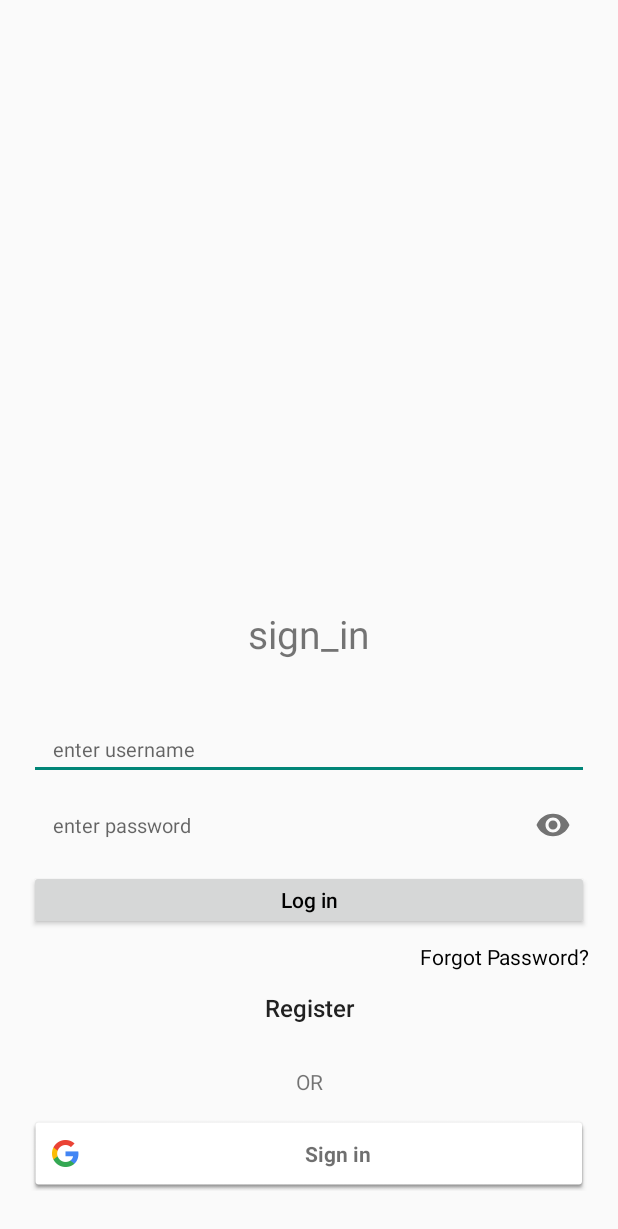
After one commit to My-Dairy/My-Dairy, an Android app: the EmailLoginActivity screen opened directly, with no data from a screen before it, on a phone screen of 412 x 824 dp. The commit adds this screen. Shown: the top 1229 px of the screen. Run offline under Robolectric (Android 15) with nearby library versions, the phone set to English and light mode, and no system bars; our stand-ins replace Firebase (no records; nobody signed in at launch, a user with empty details on screens opened directly).

Commit message:
initial first commit

```diff
--- a/app/build.gradle
+++ b/app/build.gradle
@@ -41,6 +41,7 @@ dependencies {
     androidTestImplementation 'androidx.test.espresso:espresso-core:3.4.0'
     implementation 'com.hbb20:ccp:2.4.5'
     implementation 'com.chaos.view:pinview:1.4.3'
+    implementation 'com.google.android.gms:play-services-auth:19.0.0'
 }
 apply plugin: 'com.android.application'
 apply plugin: 'com.google.gms.google-services'
--- a/app/src/main/AndroidManifest.xml
+++ b/app/src/main/AndroidManifest.xml
@@ -2,6 +2,8 @@
 <manifest xmlns:android="http://schemas.android.com/apk/res/android"
     xmlns:tools="http://schemas.android.com/tools"
     package="com.example.mydairy">
+
+    <uses-permission android:name="android.permission.INTERNET" />
 
     <application
         android:icon="@mipmap/ic_launcher"
@@ -10,7 +12,8 @@
         android:supportsRtl="true"
         android:theme="@style/Theme.Design.Light.NoActionBar"
         tools:ignore="AllowBackup">
-        <activity android:name=".phonelogin.PhoneOTPActivity"></activity>
+        <activity android:name=".emaillogin.EmailLoginActivity"></activity>
+        <activity android:name=".phonelogin.PhoneOTPActivity" />
         <activity android:name=".phonelogin.PhoneLoginActivity" />
         <activity android:name=".splash.SplashActivity">
             <intent-filter>
--- /dev/null
+++ b/app/src/main/java/com/example/mydairy/emaillogin/EmailLoginActivity.java
@@ -0,0 +1,185 @@
+package com.example.mydairy.emaillogin;
+
+import androidx.annotation.NonNull;
+import androidx.appcompat.app.AppCompatActivity;
+
+import android.content.Intent;
+import android.os.Bundle;
+import android.view.View;
+import android.widget.Button;
+import android.widget.EditText;
+import android.widget.TextView;
+import android.widget.Toast;
+
+import com.example.mydairy.MainActivity;
+import com.example.mydairy.R;
+import com.google.android.gms.auth.api.signin.GoogleSignIn;
+import com.google.android.gms.auth.api.signin.GoogleSignInAccount;
+import com.google.android.gms.auth.api.signin.GoogleSignInClient;
+import com.google.android.gms.auth.api.signin.GoogleSignInOptions;
+import com.google.android.gms.common.SignInButton;
+import com.google.android.gms.common.api.ApiException;
+import com.google.android.gms.tasks.OnCompleteListener;
+import com.google.android.gms.tasks.Task;
+import com.google.android.material.textfield.TextInputLayout;
+import com.google.firebase.auth.AuthCredential;
+import com.google.firebase.auth.AuthResult;
+import com.google.firebase.auth.FirebaseAuth;
+import com.google.firebase.auth.FirebaseUser;
+import com.google.firebase.auth.GoogleAuthProvider;
+
+public class EmailLoginActivity extends AppCompatActivity {
+
+    SignInButton signInButton;
+    private FirebaseAuth mAuth;
+    private GoogleSignInClient googleApiClient;
+    private static final int RC_SIGN_IN = 1;
+    Button LetMeIn;
+    TextView SignUp;
+    EditText Email;
+    TextView Forgot;
+    TextInputLayout Password;
+    @Override
+    protected void onCreate(Bundle savedInstanceState) {
+        super.onCreate(savedInstanceState);
+        setContentView(R.layout.activity_email_login);
+
+        mAuth = FirebaseAuth.getInstance();
+        LetMeIn = (Button) findViewById(R.id.let_me_in);
+        Email = (EditText) findViewById(R.id.username_box);
+        Password = (TextInputLayout) findViewById(R.id.password_box);
+        Forgot = (TextView) findViewById(R.id.forgt_pswd);
+
+        SignUp = (Button) findViewById(R.id.btn_create_account);
+        SignUp.setOnClickListener(new View.OnClickListener() {
+            @Override
+            public void onClick(View v) {
+                startActivity(new Intent(EmailLoginActivity.this, MainActivity.class));
+            }
+        });
+
+
+        Forgot.setOnClickListener(new View.OnClickListener() {
+            @Override
+            public void onClick(View v) {
+                if(Email.getText().toString().equals(""))
+                {
+                    Toast.makeText(getApplicationContext(),"Please enter valid email", Toast.LENGTH_SHORT).show();
+                }
+                else
+                {
+                    FirebaseAuth.getInstance().sendPasswordResetEmail(Email.getText().toString())
+                            .addOnCompleteListener(new OnCompleteListener<Void>() {
+                                @Override
+                                public void onComplete(@NonNull Task<Void> task) {
+                                    if (task.isSuccessful()) {
+                                        Toast.makeText(getApplicationContext(),"Kindly check your email", Toast.LENGTH_SHORT).show();
+                                    }
+                                    else
+                                    {
+                                        Toast.makeText(getApplicationContext(),"Please enter valid email", Toast.LENGTH_SHORT).show();
+                                    }
+                                }
+                            });
+                }
+            }
+        });
+
+        LetMeIn.setOnClickListener(new View.OnClickListener() {
+            @Override
+            public void onClick(View v) {
+                if(Email.getText().toString().equals(""))
+                {
+                    Toast.makeText(getApplicationContext(),"Please enter valid email", Toast.LENGTH_SHORT).show();
+                }
+                else {
+                    mAuth.signInWithEmailAndPassword(Email.getText().toString(), Password.getEditText().getText().toString())
+                            .addOnCompleteListener(new OnCompleteListener<AuthResult>() {
+                                @Override
+                                public void onComplete(@NonNull Task<AuthResult> task) {
+                                    if (task.isSuccessful()) {
+                                        // Sign in success, update UI with the signed-in user's information
+                                        FirebaseUser user = mAuth.getCurrentUser();
+
+                                        if (user.isEmailVerified()) {
+                                            Intent intent = new Intent(EmailLoginActivity.this, MainActivity.class);
+                                            finishAffinity();
+                                            startActivity(intent);
+                                        } else {
+                                            Toast.makeText(getApplicationContext(), "Kindly Verify Your email",
+                                                    Toast.LENGTH_SHORT).show();
+                                        }
+
+                                    } else {
+                                        // If sign in fails, display a message to the user.
+                                        Toast.makeText(getApplicationContext(), "Authentication failed.",
+                                                Toast.LENGTH_SHORT).show();
+                                    }
+                                }
+                            });
+                }
+            }
+        });
+
+
+        GoogleSignInOptions gso = new GoogleSignInOptions.Builder(GoogleSignInOptions.DEFAULT_SIGN_IN)
+                .requestIdToken(getString(R.string.default_web_client_id))
+                .requestEmail()
+                .build();
+
+        googleApiClient = GoogleSignIn.getClient(this, gso);
+
+
+        signInButton=(SignInButton)findViewById(R.id.ggl_logo);
+        signInButton.setOnClickListener(new View.OnClickListener() {
+            @Override
+            public void onClick(View view) {
+                Intent intent = googleApiClient.getSignInIntent();
+                startActivityForResult(intent,RC_SIGN_IN);
+            }
+        });
+    }
+
+
+    @Override
+    public void onActivityResult(int requestCode, int resultCode, Intent data) {
+        super.onActivityResult(requestCode, resultCode, data);
+
+        // Result returned from launching the Intent from GoogleSignInApi.getSignInIntent(...);
+        if (requestCode == RC_SIGN_IN) {
+            Task<GoogleSignInAccount> task = GoogleSignIn.getSignedInAccountFromIntent(data);
+            try {
+                // Google Sign In was successful, authenticate with Firebase
+                GoogleSignInAccount account = task.getResult(ApiException.class);
+                firebaseAuthWithGoogle(account.getIdToken());
+            } catch (ApiException e) {
+                // Google Sign In failed, update UI appropriately
+                System.out.println("Error");
+            }
+        }
+    }
+
+    private void firebaseAuthWithGoogle(String idToken) {
+        AuthCredential credential = GoogleAuthProvider.getCredential(idToken, null);
+        mAuth.signInWithCredential(credential)
+                .addOnCompleteListener(this, new OnCompleteListener<AuthResult>() {
+                    @Override
+                    public void onComplete(@NonNull Task<AuthResult> task) {
+                        if (task.isSuccessful()) {
+                            // Sign in success, update UI with the signed-in user's information
+                            FirebaseUser user = mAuth.getCurrentUser();
+
+                            finish();
+                            Intent int_main = new Intent(EmailLoginActivity.this, MainActivity.class);
+                            startActivity(int_main);
+                            finish();
+                        } else {
+                            // If sign in fails, display a message to the user.
+                            System.out.println("Error");
+                        }
+                    }
+                });
+    }
+
+
+}
--- a/app/src/main/java/com/example/mydairy/phonelogin/PhoneLoginActivity.java
+++ b/app/src/main/java/com/example/mydairy/phonelogin/PhoneLoginActivity.java
@@ -11,6 +11,7 @@ import android.widget.TextView;
 import android.widget.Toast;
 
 import com.example.mydairy.R;
+import com.example.mydairy.emaillogin.EmailLoginActivity;
 import com.hbb20.CountryCodePicker;
 
 public class PhoneLoginActivity extends AppCompatActivity {
@@ -50,14 +51,14 @@ public class PhoneLoginActivity extends AppCompatActivity {
                 }
             }
         });
-//
-//        Email.setOnClickListener(new View.OnClickListener() {
-//            @Override
-//            public void onClick(View v) {
-//                Intent int_signup = new Intent(PhoneLoginActivity.this, EmailLoginActivity.class);
-//                startActivity(int_signup);
-//            }
-//        });
+
+        Email.setOnClickListener(new View.OnClickListener() {
+            @Override
+            public void onClick(View v) {
+                Intent int_signup = new Intent(PhoneLoginActivity.this, EmailLoginActivity.class);
+                startActivity(int_signup);
+            }
+        });
 
     }
 }
--- /dev/null
+++ b/app/src/main/res/layout/activity_email_login.xml
@@ -0,0 +1,185 @@
+<?xml version="1.0" encoding="utf-8"?>
+<androidx.constraintlayout.widget.ConstraintLayout xmlns:android="http://schemas.android.com/apk/res/android"
+    xmlns:app="http://schemas.android.com/apk/res-auto"
+    xmlns:tools="http://schemas.android.com/tools"
+    android:layout_width="match_parent"
+    android:layout_height="match_parent"
+    tools:context=".emaillogin.EmailLoginActivity">
+
+
+        <ImageView
+            android:id="@+id/imageView"
+            android:layout_width="0dp"
+            android:layout_height="wrap_content"
+            android:layout_marginStart="59dp"
+            android:layout_marginLeft="59dp"
+            android:layout_marginTop="60dp"
+            android:layout_marginEnd="59dp"
+            android:layout_marginRight="59dp"
+            android:layout_marginBottom="70dp"
+            app:layout_constraintBottom_toTopOf="@+id/activity_indicator"
+            app:layout_constraintEnd_toEndOf="parent"
+            app:layout_constraintHorizontal_bias="0.5"
+            app:layout_constraintStart_toStartOf="parent"
+            app:layout_constraintTop_toTopOf="parent"
+            />
+
+        <TextView
+            android:id="@+id/activity_indicator"
+            android:layout_width="wrap_content"
+            android:layout_height="wrap_content"
+            android:layout_marginBottom="40dp"
+            android:text="sign_in"
+            android:textSize="26sp"
+            app:layout_constraintBottom_toTopOf="@+id/username_box"
+            app:layout_constraintEnd_toEndOf="parent"
+            app:layout_constraintHorizontal_bias="0.5"
+            app:layout_constraintStart_toStartOf="parent" />
+
+        <EditText
+            android:id="@+id/username_box"
+            android:layout_width="0dp"
+            android:layout_height="40dp"
+            android:layout_marginStart="19dp"
+            android:layout_marginLeft="19dp"
+            android:layout_marginEnd="19dp"
+            android:layout_marginRight="19dp"
+            android:layout_marginBottom="10dp"
+            android:ems="10"
+            android:inputType="textPersonName"
+            android:hint="enter username"
+            android:textSize="13sp"
+            app:layout_constraintBottom_toTopOf="@+id/password_box"
+            app:layout_constraintEnd_toEndOf="parent"
+            app:layout_constraintHorizontal_bias="0.5"
+            app:layout_constraintStart_toStartOf="parent"
+            android:paddingLeft="16dp"
+            android:paddingRight="16sp"/>
+
+
+        <com.google.android.material.textfield.TextInputLayout
+            android:id="@+id/password_box"
+            app:passwordToggleEnabled="true"
+            android:layout_width="0dp"
+            android:layout_height="40dp"
+            android:layout_marginStart="19dp"
+            android:layout_marginLeft="19dp"
+            android:layout_marginEnd="19dp"
+            android:layout_marginRight="19dp"
+            app:hintEnabled="false"
+            android:layout_marginBottom="10dp"
+            app:layout_constraintBottom_toTopOf="@+id/let_me_in"
+            app:layout_constraintEnd_toEndOf="parent"
+            app:layout_constraintHorizontal_bias="0.505"
+            app:layout_constraintStart_toStartOf="parent"
+            >
+
+            <com.google.android.material.textfield.TextInputEditText
+                android:layout_width="match_parent"
+                android:layout_height="match_parent"
+                android:textSize="13sp"
+                android:inputType="textPassword"
+                android:ems="15"
+                android:hint="enter password"
+                android:paddingLeft="16dp"
+                android:paddingRight="16sp"
+                android:background="@null"
+                />
+
+        </com.google.android.material.textfield.TextInputLayout>
+
+
+        <Button
+            android:id="@+id/let_me_in"
+            android:layout_width="0dp"
+            android:layout_height="40dp"
+            android:layout_marginStart="19dp"
+            android:layout_marginLeft="19dp"
+            android:layout_marginEnd="19dp"
+            android:layout_marginRight="19dp"
+            android:layout_marginBottom="32dp"
+            android:text="Log in"
+            android:textAllCaps="false"
+            android:textColor="@color/black"
+            app:layout_constraintBottom_toTopOf="@+id/btn_create_account"
+            app:layout_constraintEnd_toEndOf="parent"
+            app:layout_constraintHorizontal_bias="0.5"
+            app:layout_constraintStart_toStartOf="parent" />
+
+        <Button
+            android:id="@+id/btn_create_account"
+            android:layout_width="0dp"
+            android:layout_height="40dp"
+            android:layout_marginStart="19dp"
+            android:layout_marginLeft="19dp"
+            android:layout_marginEnd="19dp"
+            android:layout_marginRight="19dp"
+            android:layout_marginBottom="19dp"
+            android:text="Register"
+            android:textAllCaps="false"
+            android:textSize="16sp"
+            android:background="@null"
+            app:layout_constraintBottom_toTopOf="@+id/textview_or"
+            app:layout_constraintEnd_toEndOf="parent"
+            app:layout_constraintHorizontal_bias="0.5"
+            app:layout_constraintStart_toStartOf="parent" />
+
+        <TextView
+            android:id="@+id/forgt_pswd"
+            android:layout_width="wrap_content"
+            android:layout_height="wrap_content"
+            android:layout_marginTop="8dp"
+            android:text="Forgot Password?"
+            android:textAlignment="center"
+            android:textColor="@color/black"
+            app:layout_constraintEnd_toEndOf="@+id/let_me_in"
+            app:layout_constraintTop_toBottomOf="@+id/let_me_in" />
+
+        <View
+            android:id="@+id/divider_line_left"
+            android:layout_width="145dp"
+            android:layout_height="0.8dp"
+            android:layout_marginStart="18.8dp"
+            android:layout_marginLeft="18.8dp"
+            android:layout_marginBottom="20.5dp"
+            app:layout_constraintBottom_toTopOf="@+id/ggl_logo"
+            app:layout_constraintStart_toStartOf="parent" />
+
+        <TextView
+            android:id="@+id/textview_or"
+            android:layout_width="wrap_content"
+            android:layout_height="wrap_content"
+            android:layout_marginBottom="13dp"
+            android:text="OR"
+            android:textSize="14sp"
+            app:layout_constraintBottom_toTopOf="@+id/ggl_logo"
+            app:layout_constraintEnd_toStartOf="@+id/divider_line_right"
+            app:layout_constraintStart_toEndOf="@+id/divider_line_left" />
+
+        <View
+            android:id="@+id/divider_line_right"
+            android:layout_width="145dp"
+            android:layout_height="0.8dp"
+            android:layout_marginEnd="18.8dp"
+            android:layout_marginRight="18.8dp"
+            android:layout_marginBottom="20.5dp"
+            app:layout_constraintBottom_toTopOf="@+id/ggl_logo"
+            app:layout_constraintEnd_toEndOf="parent" />
+
+
+        <com.google.android.gms.common.SignInButton
+            android:id="@+id/ggl_logo"
+            android:layout_width="0dp"
+            android:layout_height="50dp"
+            android:layout_marginStart="19dp"
+            android:layout_marginLeft="19dp"
+            android:layout_marginEnd="19dp"
+            android:layout_marginRight="19dp"
+            android:layout_marginBottom="30dp"
+            app:layout_constraintBottom_toBottomOf="parent"
+            app:layout_constraintEnd_toEndOf="parent"
+            app:layout_constraintHorizontal_bias="0.5"
+            app:layout_constraintStart_toStartOf="parent"
+            />
+
+</androidx.constraintlayout.widget.ConstraintLayout>
--- a/app/src/main/res/layout/activity_phone_login.xml
+++ b/app/src/main/res/layout/activity_phone_login.xml
@@ -88,6 +88,7 @@
         android:layout_marginRight="29dp"
         android:layout_marginBottom="89dp"
         android:textAllCaps="false"
+        android:text="Login with email"
         android:textSize="16sp"
         android:background="@null"
         app:layout_constraintBottom_toBottomOf="parent"
```
Also changed, not shown: 139 other files.
